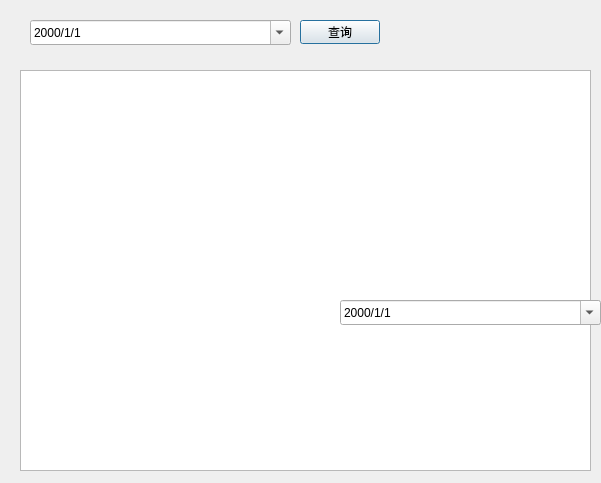
The window that vieworderdialog.ui (cryring/myorder) describes before a commit, drawn with Qt 5.
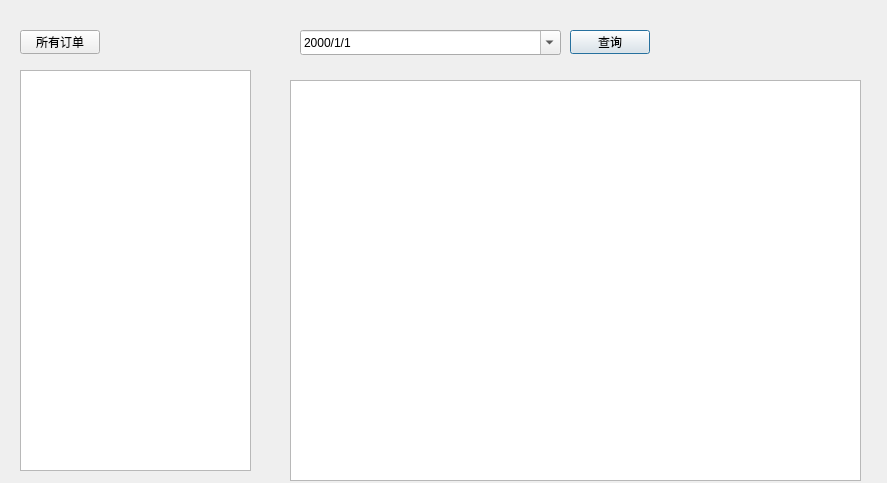
The same window after the commit.

What changed in the file:
```diff
--- a/vieworderdialog.ui
+++ b/vieworderdialog.ui
@@ -6,7 +6,7 @@
    <rect>
     <x>0</x>
     <y>0</y>
-    <width>601</width>
+    <width>887</width>
     <height>483</height>
    </rect>
   </property>
@@ -16,8 +16,8 @@
   <widget class="QTableView" name="orderView">
    <property name="geometry">
     <rect>
-     <x>20</x>
-     <y>70</y>
+     <x>290</x>
+     <y>80</y>
      <width>571</width>
      <height>401</height>
     </rect>
@@ -26,8 +26,8 @@
   <widget class="QPushButton" name="queryButton">
    <property name="geometry">
     <rect>
-     <x>300</x>
-     <y>20</y>
+     <x>570</x>
+     <y>30</y>
      <width>80</width>
      <height>24</height>
     </rect>
@@ -39,8 +39,8 @@
   <widget class="QDateEdit" name="dateEdit">
    <property name="geometry">
     <rect>
-     <x>30</x>
-     <y>20</y>
+     <x>300</x>
+     <y>30</y>
      <width>261</width>
      <height>25</height>
     </rect>
@@ -74,42 +74,27 @@
     <bool>true</bool>
    </property>
   </widget>
-  <widget class="QDateEdit" name="dateEdit_2">
+  <widget class="QListView" name="allOrderView">
    <property name="geometry">
     <rect>
-     <x>340</x>
-     <y>300</y>
-     <width>261</width>
-     <height>25</height>
+     <x>20</x>
+     <y>70</y>
+     <width>231</width>
+     <height>401</height>
     </rect>
    </property>
-   <property name="wrapping">
-    <bool>false</bool>
+  </widget>
+  <widget class="QPushButton" name="queryAllButton">
+   <property name="geometry">
+    <rect>
+     <x>20</x>
+     <y>30</y>
+     <width>80</width>
+     <height>24</height>
+    </rect>
    </property>
-   <property name="frame">
-    <bool>true</bool>
-   </property>
-   <property name="buttonSymbols">
-    <enum>QAbstractSpinBox::UpDownArrows</enum>
-   </property>
-   <property name="accelerated">
-    <bool>false</bool>
-   </property>
-   <property name="dateTime">
-    <datetime>
-     <hour>0</hour>
-     <minute>0</minute>
-     <second>0</second>
-     <year>2000</year>
-     <month>1</month>
-     <day>1</day>
-    </datetime>
-   </property>
-   <property name="displayFormat">
-    <string>yyyy/M/d</string>
-   </property>
-   <property name="calendarPopup">
-    <bool>true</bool>
+   <property name="text">
+    <string>所有订单</string>
    </property>
   </widget>
  </widget>
```
